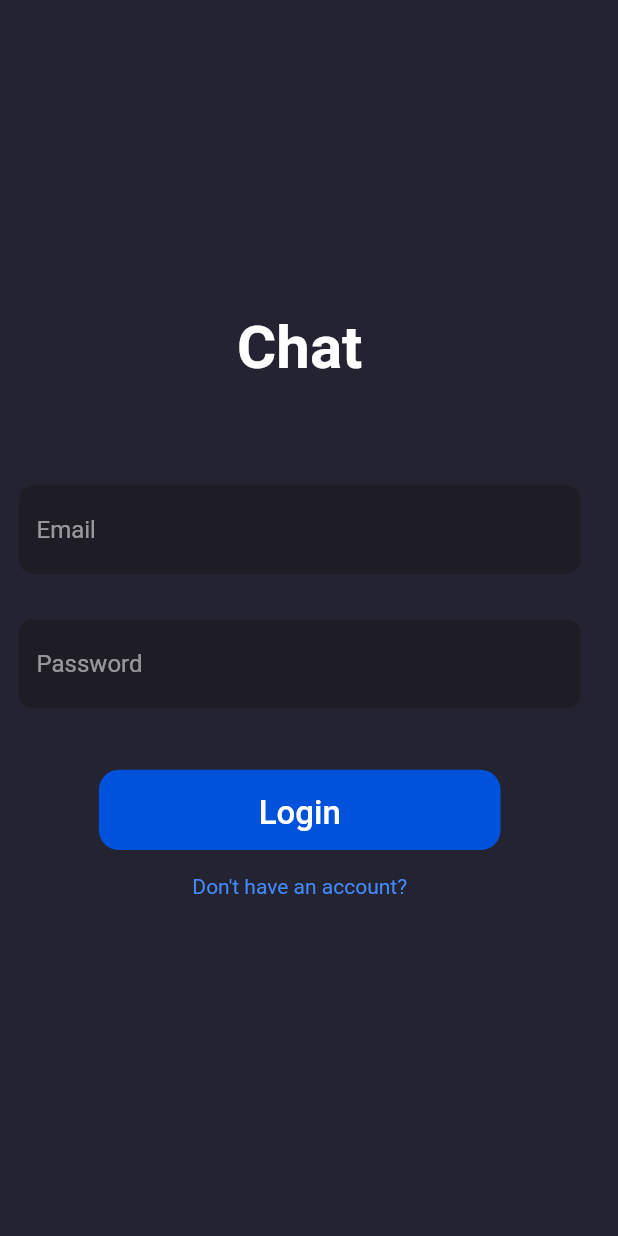
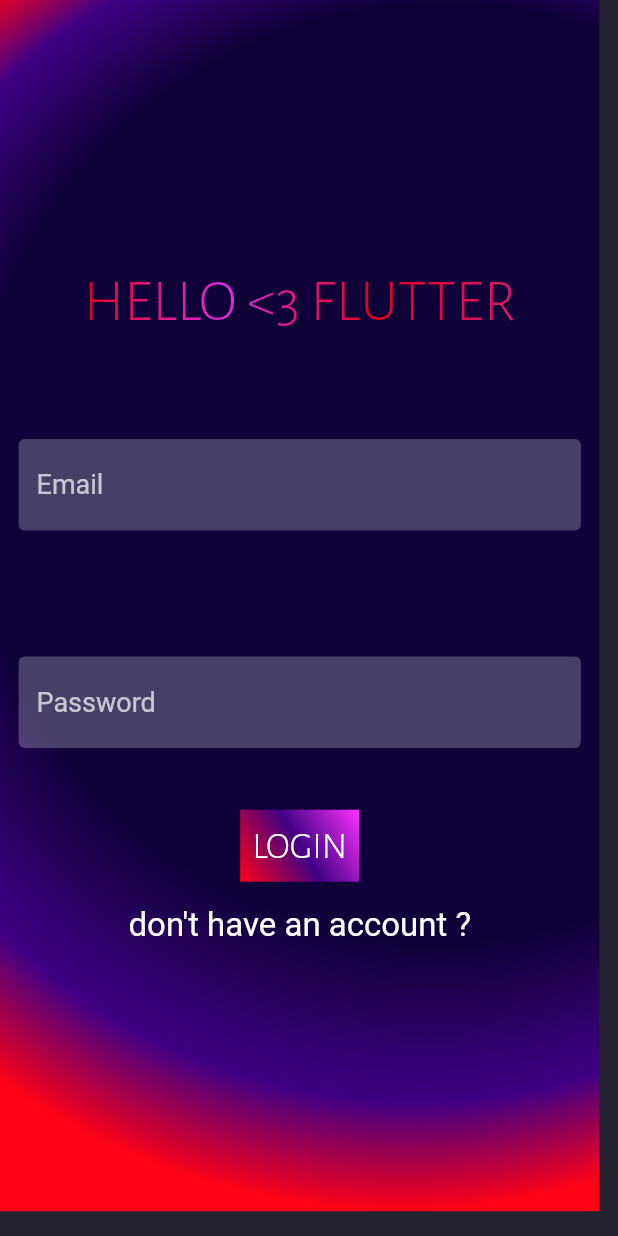
Before and after one commit to MeriDm7/chat_project_flutter, a Flutter app: the screen it shows after launch, on a phone screen of 412 x 824 dp. Run offline on Flutter 3.47's test engine with Material 2 defaults, Android fonts, the phone set to English and light mode, and no system bars; our stand-ins replace cloud_firestore, file_picker, firebase_auth, firebase_core, firebase_storage, get_it; accounts and stored records are empty; Roboto replaces fonts that are missing (th).

Commit message:
designs login +logout

```diff
--- a/lib/pages/login_page.dart
+++ b/lib/pages/login_page.dart
@@ -1,12 +1,13 @@
 // Packages
-import 'package:chat/pages/home_page.dart';
 import 'package:flutter/material.dart';
 import 'package:provider/provider.dart';
 import 'package:get_it/get_it.dart';
 
 // Widgets
 import '../widgets/custom_input_fields.dart';
-import '../widgets/rounded_button.dart';
+import '../widgets/gradient_button.dart';
+import '../widgets/gradient_text.dart';
+import '../widgets/gradient_background.dart';
 
 //Providers
 import '../providers/authentication_provider.dart';
@@ -27,6 +28,12 @@ class _LoginPageState extends State<LoginPage> {
 
   late AuthenticationProvider _auth;
   late NavigationService _navigation;
+  static const darkpurple = const Color(0xFF400085);
+  static const newblue = const Color(0xFF0f0238);
+
+  static const neored = const Color(0xFFff0217);
+  static const neopink = const Color(0xFFf41c74);
+  static const neopuprle = const Color(0xFFff32ff);
 
   final _loginFormKey = GlobalKey<FormState>();
 
@@ -51,6 +58,15 @@ class _LoginPageState extends State<LoginPage> {
         ),
         height: _deviceHeight * 0.98,
         width: _deviceWidth * 0.97,
+        decoration: BoxDecoration(
+          gradient: RadialGradient(
+            stops: [0.1, 0.3, 0.6],
+            colors: [neored, darkpurple, newblue],
+            center: Alignment(0.6, -0.3),
+            focal: Alignment(0.3, -0.1),
+            focalRadius: 1.2,
+          ),
+        ),
         child: Column(
           mainAxisSize: MainAxisSize.max,
           mainAxisAlignment: MainAxisAlignment.center,
@@ -78,20 +94,17 @@ class _LoginPageState extends State<LoginPage> {
   Widget _pageTitle() {
     return Container(
       height: _deviceHeight * 0.10,
-      child: Text(
-        'Chat',
-        style: TextStyle(
-          color: Colors.white,
-          fontSize: 40,
-          fontWeight: FontWeight.w600,
-        ),
+      child: GradientText(
+        'HELLO <3 FLUTTER',
+        style: const TextStyle(fontSize: 40, fontFamily: "it"),
+        gradient: LinearGradient(colors: [neored, neopuprle, neored, neopink]),
       ),
     );
   }
 
   Widget _loginForm() {
     return Container(
-      height: _deviceHeight * 0.18,
+      height: _deviceHeight * 0.25,
       child: Form(
         key: _loginFormKey,
         child: Column(
@@ -125,10 +138,8 @@ class _LoginPageState extends State<LoginPage> {
   }
 
   Widget _loginButton() {
-    return RoundedButton(
-      name: "Login",
-      height: _deviceHeight * 0.065,
-      width: _deviceWidth * 0.65,
+    return GradientButton(
+      name: "LOGIN",
       onPressed: () {
         if (_loginFormKey.currentState!.validate()) {
           print("lol");
@@ -149,9 +160,11 @@ class _LoginPageState extends State<LoginPage> {
       onTap: () => _navigation.navigateToRoute('/register'),
       child: Container(
         child: Text(
-          "Don\'t have an account?",
+          "don\'t have an account ?",
           style: TextStyle(
-            color: Colors.blueAccent,
+            fontSize: 22,
+            fontFamily: 'th',
+            color: Colors.white,
           ),
         ),
       ),
--- a/lib/widgets/custom_input_fields.dart
+++ b/lib/widgets/custom_input_fields.dart
@@ -23,14 +23,14 @@ class CustomTextFormField extends StatelessWidget {
         return RegExp(regEx).hasMatch(_value!) ? null : 'Enter a valid value';
       },
       decoration: InputDecoration(
-        fillColor: Color.fromRGBO(30, 29, 37, 1.0),
+        fillColor: Colors.white24,
         filled: true,
         border: OutlineInputBorder(
-          borderRadius: BorderRadius.circular(10.0),
           borderSide: BorderSide.none,
         ),
         hintText: hintText,
-        hintStyle: TextStyle(color: Colors.white54),
+        hintStyle:
+            TextStyle(fontSize: 18, fontFamily: 'th', color: Colors.white70),
       ),
     );
   }
--- /dev/null
+++ b/lib/widgets/gradient_button.dart
@@ -0,0 +1,33 @@
+import 'package:flutter/material.dart';
+
+class GradientButton extends StatelessWidget {
+  final String name;
+  final Function onPressed;
+  static const neored = const Color(0xFFff0217);
+  static const neopink = const Color(0xFFf41c74);
+  static const neopuprle = const Color(0xFFff32ff);
+  static const darkpurple = const Color(0xFF400085);
+
+  const GradientButton({
+    required this.name,
+    required this.onPressed,
+  });
+
+  @override
+  Widget build(BuildContext context) {
+    return Container(
+      decoration: const BoxDecoration(
+          gradient: LinearGradient(
+              begin: Alignment.bottomLeft,
+              end: Alignment.topRight,
+              colors: <Color>[neored, darkpurple, neopuprle])),
+      child: TextButton(
+        onPressed: () => onPressed(),
+        child: Text(
+          name,
+          style: TextStyle(fontSize: 25, fontFamily: 'it', color: Colors.white),
+        ),
+      ),
+    );
+  }
+}
--- /dev/null
+++ b/lib/widgets/gradient_text.dart
@@ -0,0 +1,24 @@
+import 'package:flutter/material.dart';
+
+class GradientText extends StatelessWidget {
+  const GradientText(
+    this.text, {
+    required this.gradient,
+    this.style,
+  });
+
+  final String text;
+  final TextStyle? style;
+  final Gradient gradient;
+
+  @override
+  Widget build(BuildContext context) {
+    return ShaderMask(
+      blendMode: BlendMode.srcIn,
+      shaderCallback: (bounds) => gradient.createShader(
+        Rect.fromLTWH(0, 0, bounds.width, bounds.height),
+      ),
+      child: Text(text, style: style),
+    );
+  }
+}
```
Also changed, not shown: lib/pages/register_page.dart (+17 -5 lines), lib/widgets/gradient_background.dart (added, +20 -0 lines), pubspec.yaml (+19 -9 lines), assets/fonts/AlegreyaSansSC-Light.ttf (added), assets/fonts/AlegreyaSansSC-MediumItalic.ttf (added), assets/fonts/AlegreyaSansSC-Thin.ttf (added), assets/fonts/Gangland.ttf (added), assets/fonts/nasa.ttf (added).
